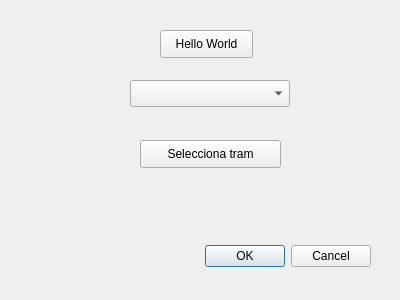
This is osm_routing_editor_dialog_base.ui in tuskjant/OSMEditorForRouting as Qt 5 draws it before an edit. The edited form follows.
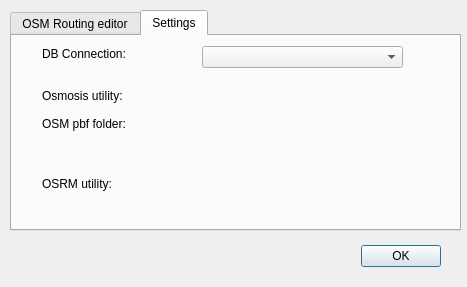
This is the edited form. The open tabs and pages were chosen to show the change. Custom widgets are drawn as their Qt base class.

The edit to the form file:
```diff
--- a/osm_routing_editor_dialog_base.ui
+++ b/osm_routing_editor_dialog_base.ui
@@ -6,17 +6,183 @@
    <rect>
     <x>0</x>
     <y>0</y>
-    <width>400</width>
-    <height>300</height>
+    <width>467</width>
+    <height>287</height>
    </rect>
   </property>
   <property name="windowTitle">
    <string>OSM Editor for Routing</string>
   </property>
+  <widget class="QTabWidget" name="tabWidget">
+   <property name="geometry">
+    <rect>
+     <x>10</x>
+     <y>10</y>
+     <width>451</width>
+     <height>221</height>
+    </rect>
+   </property>
+   <property name="currentIndex">
+    <number>0</number>
+   </property>
+   <widget class="QWidget" name="tab">
+    <attribute name="title">
+     <string>OSM Routing editor</string>
+    </attribute>
+    <widget class="QPushButton" name="pushButtonSelectTram">
+     <property name="geometry">
+      <rect>
+       <x>140</x>
+       <y>30</y>
+       <width>141</width>
+       <height>28</height>
+      </rect>
+     </property>
+     <property name="text">
+      <string>Selecciona tram</string>
+     </property>
+     <property name="checkable">
+      <bool>true</bool>
+     </property>
+    </widget>
+    <widget class="QPushButton" name="pushButtonActiva">
+     <property name="geometry">
+      <rect>
+       <x>50</x>
+       <y>100</y>
+       <width>93</width>
+       <height>28</height>
+      </rect>
+     </property>
+     <property name="text">
+      <string>Activa tram</string>
+     </property>
+    </widget>
+    <widget class="QPushButton" name="pushButtonDesactiva">
+     <property name="geometry">
+      <rect>
+       <x>280</x>
+       <y>100</y>
+       <width>93</width>
+       <height>28</height>
+      </rect>
+     </property>
+     <property name="text">
+      <string>Desactiva tram</string>
+     </property>
+    </widget>
+   </widget>
+   <widget class="QWidget" name="tab_2">
+    <attribute name="title">
+     <string>Settings</string>
+    </attribute>
+    <widget class="QComboBox" name="comboBoxDBCon">
+     <property name="geometry">
+      <rect>
+       <x>190</x>
+       <y>10</y>
+       <width>201</width>
+       <height>22</height>
+      </rect>
+     </property>
+    </widget>
+    <widget class="QLabel" name="label">
+     <property name="geometry">
+      <rect>
+       <x>30</x>
+       <y>10</y>
+       <width>101</width>
+       <height>16</height>
+      </rect>
+     </property>
+     <property name="text">
+      <string>DB Connection:</string>
+     </property>
+    </widget>
+    <widget class="QLabel" name="label_2">
+     <property name="geometry">
+      <rect>
+       <x>30</x>
+       <y>50</y>
+       <width>111</width>
+       <height>20</height>
+      </rect>
+     </property>
+     <property name="text">
+      <string>Osmosis utility:</string>
+     </property>
+    </widget>
+    <widget class="QgsFileWidget" name="mQgsFileWidgetOsmosis">
+     <property name="geometry">
+      <rect>
+       <x>170</x>
+       <y>50</y>
+       <width>241</width>
+       <height>27</height>
+      </rect>
+     </property>
+     <property name="storageMode">
+      <enum>QgsFileWidget::GetFile</enum>
+     </property>
+    </widget>
+    <widget class="QgsFileWidget" name="mQgsFileWidget">
+     <property name="geometry">
+      <rect>
+       <x>170</x>
+       <y>130</y>
+       <width>241</width>
+       <height>27</height>
+      </rect>
+     </property>
+     <property name="storageMode">
+      <enum>QgsFileWidget::GetDirectory</enum>
+     </property>
+    </widget>
+    <widget class="QLabel" name="label_3">
+     <property name="geometry">
+      <rect>
+       <x>30</x>
+       <y>140</y>
+       <width>81</width>
+       <height>16</height>
+      </rect>
+     </property>
+     <property name="text">
+      <string>OSRM utility:</string>
+     </property>
+    </widget>
+    <widget class="QLabel" name="label_4">
+     <property name="geometry">
+      <rect>
+       <x>30</x>
+       <y>80</y>
+       <width>121</width>
+       <height>16</height>
+      </rect>
+     </property>
+     <property name="text">
+      <string>OSM pbf folder:</string>
+     </property>
+    </widget>
+    <widget class="QgsFileWidget" name="mQgsFileWidget_2">
+     <property name="geometry">
+      <rect>
+       <x>170</x>
+       <y>80</y>
+       <width>241</width>
+       <height>27</height>
+      </rect>
+     </property>
+     <property name="storageMode">
+      <enum>QgsFileWidget::GetDirectory</enum>
+     </property>
+    </widget>
+   </widget>
+  </widget>
   <widget class="QDialogButtonBox" name="button_box">
    <property name="geometry">
     <rect>
-     <x>30</x>
+     <x>100</x>
      <y>240</y>
      <width>341</width>
      <height>32</height>
@@ -26,51 +192,15 @@
     <enum>Qt::Horizontal</enum>
    </property>
    <property name="standardButtons">
-    <set>QDialogButtonBox::Cancel|QDialogButtonBox::Ok</set>
-   </property>
-  </widget>
-  <widget class="QPushButton" name="pushButtonHello">
-   <property name="geometry">
-    <rect>
-     <x>160</x>
-     <y>30</y>
-     <width>93</width>
-     <height>28</height>
-    </rect>
-   </property>
-   <property name="text">
-    <string>Hello World</string>
-   </property>
-  </widget>
-  <widget class="QgsMapLayerComboBox" name="mMapLayerComboBox">
-   <property name="geometry">
-    <rect>
-     <x>130</x>
-     <y>80</y>
-     <width>160</width>
-     <height>27</height>
-    </rect>
-   </property>
-  </widget>
-  <widget class="QPushButton" name="pushButtonSelectTram">
-   <property name="geometry">
-    <rect>
-     <x>140</x>
-     <y>140</y>
-     <width>141</width>
-     <height>28</height>
-    </rect>
-   </property>
-   <property name="text">
-    <string>Selecciona tram</string>
+    <set>QDialogButtonBox::Ok</set>
    </property>
   </widget>
  </widget>
  <customwidgets>
   <customwidget>
-   <class>QgsMapLayerComboBox</class>
-   <extends>QComboBox</extends>
-   <header>qgsmaplayercombobox.h</header>
+   <class>QgsFileWidget</class>
+   <extends>QWidget</extends>
+   <header>qgsfilewidget.h</header>
   </customwidget>
  </customwidgets>
  <resources/>
```
